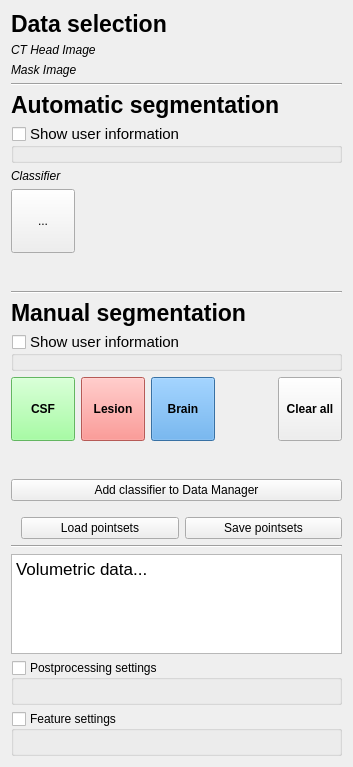
Before: the Qt Designer form Plugins/org.mitk.gui.qt.classificationsegmentation/src/internal/ClassificationSegmentationControls.ui in MITK/MITK, drawn with Qt 5.
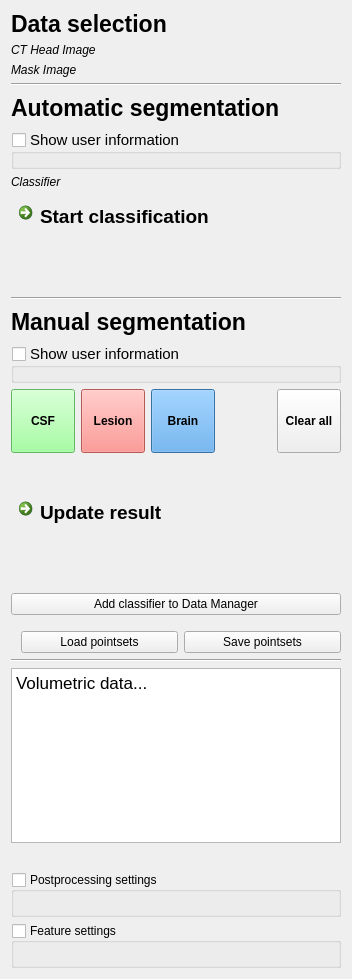
After: the same form once the commit is applied. Icons and pictures are not drawn.

Commit message: generalize AddImageAsDataNode for all basedata types, add method to export manual created rf, update gui using icon from the noun project: process by Takao Umehara

The edit to the form file:
```diff
--- a/Plugins/org.mitk.gui.qt.classificationsegmentation/src/internal/ClassificationSegmentationControls.ui
+++ b/Plugins/org.mitk.gui.qt.classificationsegmentation/src/internal/ClassificationSegmentationControls.ui
@@ -6,8 +6,8 @@
    <rect>
     <x>0</x>
     <y>0</y>
-    <width>353</width>
-    <height>751</height>
+    <width>352</width>
+    <height>979</height>
    </rect>
   </property>
   <property name="minimumSize">
@@ -79,6 +79,12 @@
    </item>
    <item>
     <widget class="QLabel" name="label_3">
+     <property name="minimumSize">
+      <size>
+       <width>0</width>
+       <height>32</height>
+      </size>
+     </property>
      <property name="font">
       <font>
        <pointsize>17</pointsize>
@@ -141,50 +147,41 @@
       <number>32</number>
      </property>
      <item>
-      <widget class="QToolButton" name="toolButton">
+      <widget class="QCommandLinkButton" name="m_DoAutomaticSecmentation">
+       <property name="sizePolicy">
+        <sizepolicy hsizetype="Expanding" vsizetype="Preferred">
+         <horstretch>0</horstretch>
+         <verstretch>0</verstretch>
+        </sizepolicy>
+       </property>
        <property name="minimumSize">
         <size>
-         <width>64</width>
+         <width>0</width>
          <height>64</height>
         </size>
        </property>
-       <property name="maximumSize">
-        <size>
-         <width>64</width>
-         <height>64</height>
-        </size>
+       <property name="font">
+        <font>
+         <pointsize>14</pointsize>
+         <weight>75</weight>
+         <bold>true</bold>
+        </font>
        </property>
-       <property name="toolTip">
+       <property name="text">
         <string>Start classification</string>
        </property>
-       <property name="text">
-        <string>...</string>
-       </property>
        <property name="icon">
         <iconset resource="../../resources/ClassificationSegmentation.qrc">
          <normaloff>:/ClassificationSegmentation/button_process.png</normaloff>:/ClassificationSegmentation/button_process.png</iconset>
        </property>
        <property name="iconSize">
         <size>
-         <width>40</width>
-         <height>40</height>
+         <width>32</width>
+         <height>32</height>
         </size>
        </property>
       </widget>
      </item>
-     <item>
-      <spacer name="horizontalSpacer_2">
-       <property name="orientation">
-        <enum>Qt::Horizontal</enum>
-       </property>
-       <property name="sizeHint" stdset="0">
-        <size>
-         <width>40</width>
-         <height>20</height>
-        </size>
-       </property>
-      </spacer>
-     </item>
     </layout>
    </item>
    <item>
@@ -196,6 +193,12 @@
    </item>
    <item>
     <widget class="QLabel" name="label">
+     <property name="minimumSize">
+      <size>
+       <width>0</width>
+       <height>32</height>
+      </size>
+     </property>
      <property name="font">
       <font>
        <pointsize>17</pointsize>
@@ -396,6 +399,55 @@
      </item>
     </layout>
    </item>
+   <item>
+    <layout class="QHBoxLayout" name="horizontalLayout_5">
+     <property name="bottomMargin">
+      <number>32</number>
+     </property>
+     <item>
+      <widget class="QCommandLinkButton" name="m_DoAutomaticSecmentation_2">
+       <property name="sizePolicy">
+        <sizepolicy hsizetype="Expanding" vsizetype="Preferred">
+         <horstretch>0</horstretch>
+         <verstretch>0</verstretch>
+        </sizepolicy>
+       </property>
+       <property name="minimumSize">
+        <size>
+         <width>0</width>
+         <height>64</height>
+        </size>
+       </property>
+       <property name="font">
+        <font>
+         <pointsize>14</pointsize>
+         <weight>75</weight>
+         <bold>true</bold>
+        </font>
+       </property>
+       <property name="text">
+        <string>Update result</string>
+       </property>
+       <property name="icon">
+        <iconset resource="../../resources/ClassificationSegmentation.qrc">
+         <normaloff>:/ClassificationSegmentation/button_process_2.png</normaloff>:/ClassificationSegmentation/button_process_2.png</iconset>
+       </property>
+       <property name="iconSize">
+        <size>
+         <width>32</width>
+         <height>32</height>
+        </size>
+       </property>
+       <property name="shortcut">
+        <string>Ctrl+M</string>
+       </property>
+       <property name="checkable">
+        <bool>false</bool>
+       </property>
+      </widget>
+     </item>
+    </layout>
+   </item>
    <item>
     <layout class="QHBoxLayout" name="horizontalLayout_2">
      <property name="bottomMargin">
```
Left out of the diff: 5 changed lines with no effect on the pictures. The commit also changes 6 other files.
